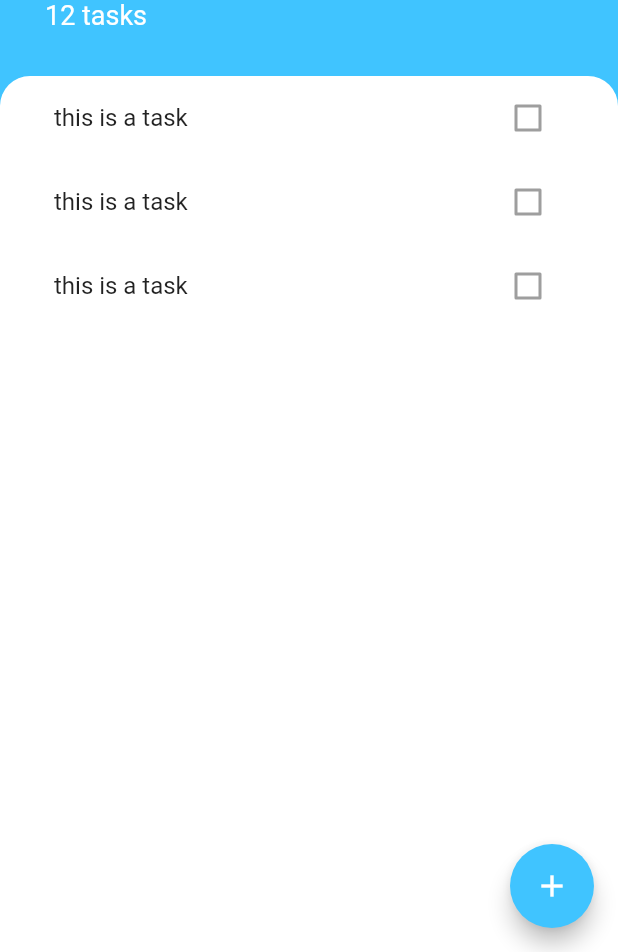
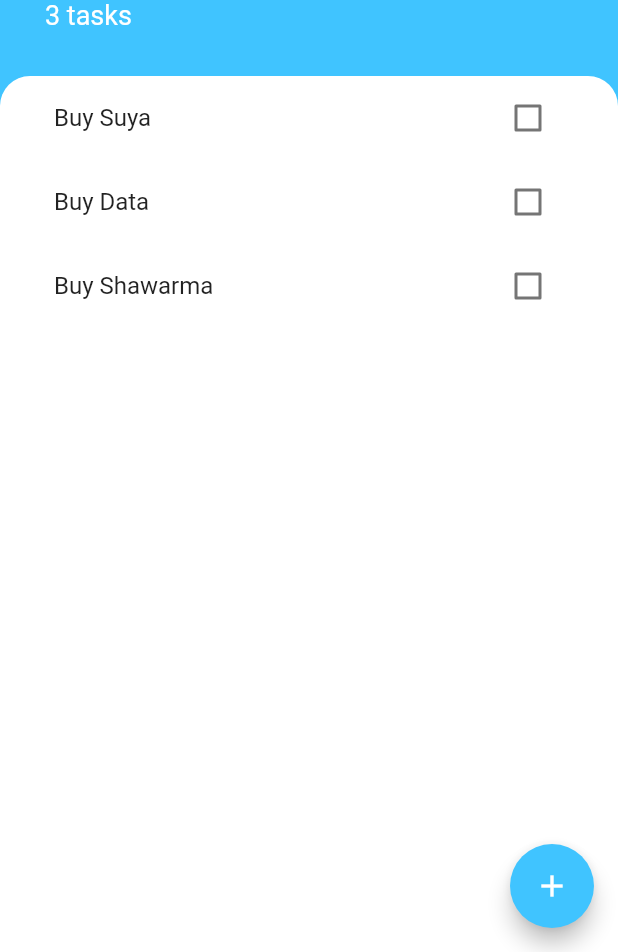
Before and after one commit to malgwi/flutter_todo, a Flutter app: the screen it shows after launch, on a phone screen of 412 x 824 dp, the part 284-1236 px from its top. Run offline on Flutter 3.47's test engine with Material 2 defaults, Android fonts, the phone set to English and light mode, and no system bars.

Commit message:
adding Todos

```diff
--- /dev/null
+++ b/lib/models/task.dart
@@ -0,0 +1,10 @@
+class Task {
+  final String name;
+  bool isDone;
+
+  Task({this.name, this.isDone = false});
+
+  void toggleDone() {
+    isDone = !isDone;
+  }
+}
--- a/lib/screens/add_task_screen.dart
+++ b/lib/screens/add_task_screen.dart
@@ -1,6 +1,12 @@
 import 'package:flutter/material.dart';
 
+String newTaskTitle;
+
 class AddTaskScreen extends StatelessWidget {
+  final Function addTaskCallback;
+
+  AddTaskScreen(this.addTaskCallback);
+
   @override
   Widget build(BuildContext context) {
     return Container(
@@ -28,6 +34,9 @@ class AddTaskScreen extends StatelessWidget {
             TextField(
               autofocus: true,
               textAlign: TextAlign.center,
+              onChanged: (newText) {
+                newTaskTitle = newText;
+              },
             ),
             FlatButton(
               child: Text(
@@ -38,7 +47,7 @@ class AddTaskScreen extends StatelessWidget {
               ),
               color: Colors.lightBlueAccent,
               onPressed: () {
-                //
+                addTaskCallback(newTaskTitle);
               },
             ),
           ],
--- a/lib/screens/tasks_screen.dart
+++ b/lib/screens/tasks_screen.dart
@@ -1,10 +1,20 @@
 import 'package:flutter/material.dart';
+import 'package:todo_app/models/task.dart';
 import 'package:todo_app/widgets/tasks_list.dart';
 
 import 'add_task_screen.dart';
 
-class TasksScreen extends StatelessWidget {
-  Widget buildBottomSheet;
+class TasksScreen extends StatefulWidget {
+  @override
+  _TasksScreenState createState() => _TasksScreenState();
+}
+
+class _TasksScreenState extends State<TasksScreen> {
+  List<Task> tasks = [
+    Task(name: 'Buy Suya'),
+    Task(name: 'Buy Data'),
+    Task(name: 'Buy Shawarma'),
+  ];
 
   @override
   Widget build(BuildContext context) {
@@ -18,9 +28,17 @@ class TasksScreen extends StatelessWidget {
               child: Container(
                 padding: EdgeInsets.only(
                     bottom: MediaQuery.of(context).viewInsets.bottom),
-                      child: AddTaskScreen(),
+                child: AddTaskScreen(
+                  (newTaskTitle) {
+                    setState(() {
+                      tasks.add(Task(name: newTaskTitle));
+                    });
+                    Navigator.pop(context);
+                  },
                 ),
-                  ));
+              ),
+            ),
+          );
         },
         backgroundColor: Colors.lightBlueAccent,
         child: Icon(Icons.add),
@@ -57,7 +75,7 @@ class TasksScreen extends StatelessWidget {
                   ),
                 ),
                 Text(
-                  '12 tasks',
+                  '${tasks.length} tasks',
                   style: TextStyle(
                     color: Colors.white,
                     fontSize: 18.0,
@@ -76,7 +94,7 @@ class TasksScreen extends StatelessWidget {
                   topRight: Radius.circular(20.0),
                 ),
               ),
-              child: TasksList(),
+              child: TasksList(tasks),
             ),
           ),
         ],
--- a/lib/widgets/tasks_list.dart
+++ b/lib/widgets/tasks_list.dart
@@ -1,15 +1,32 @@
 import 'package:flutter/material.dart';
+import 'package:todo_app/models/task.dart';
 import 'package:todo_app/widgets/tasks_tile.dart';
 
-class TasksList extends StatelessWidget {
+class TasksList extends StatefulWidget {
+  final List<Task> tasks;
+
+  TasksList(this.tasks);
+
+  @override
+  _TasksListState createState() => _TasksListState();
+}
+
+class _TasksListState extends State<TasksList> {
   @override
   Widget build(BuildContext context) {
-    return ListView(
-      children: [
-        TaskTile(),
-        TaskTile(),
-        TaskTile(),
-      ],
+    return ListView.builder(
+      itemBuilder: (context, index) {
+        return TaskTile(
+          taskTitle: widget.tasks[index].name,
+          isChecked: widget.tasks[index].isDone,
+          checkboxCallback: (bool checkboxState) {
+            setState(() {
+              widget.tasks[index].toggleDone();
+            });
+          },
+        );
+      },
+      itemCount: widget.tasks.length,
     );
   }
 }
--- a/lib/widgets/tasks_tile.dart
+++ b/lib/widgets/tasks_tile.dart
@@ -1,12 +1,23 @@
 import 'package:flutter/material.dart';
 
 class TaskTile extends StatelessWidget {
+  final bool isChecked;
+  final String taskTitle;
+  final Function checkboxCallback;
+
+  TaskTile({this.isChecked, this.taskTitle, this.checkboxCallback});
+
   @override
   Widget build(BuildContext context) {
     return ListTile(
-      title: Text('this is a task'),
+      title: Text(
+        taskTitle,
+        style: TextStyle(
+            decoration: isChecked ? TextDecoration.lineThrough : null),
+      ),
       trailing: Checkbox(
-        value: false,
+        value: isChecked,
+        onChanged: checkboxCallback,
       ),
     );
   }
```
Lines whose indentation alone changed are shown as unchanged.
